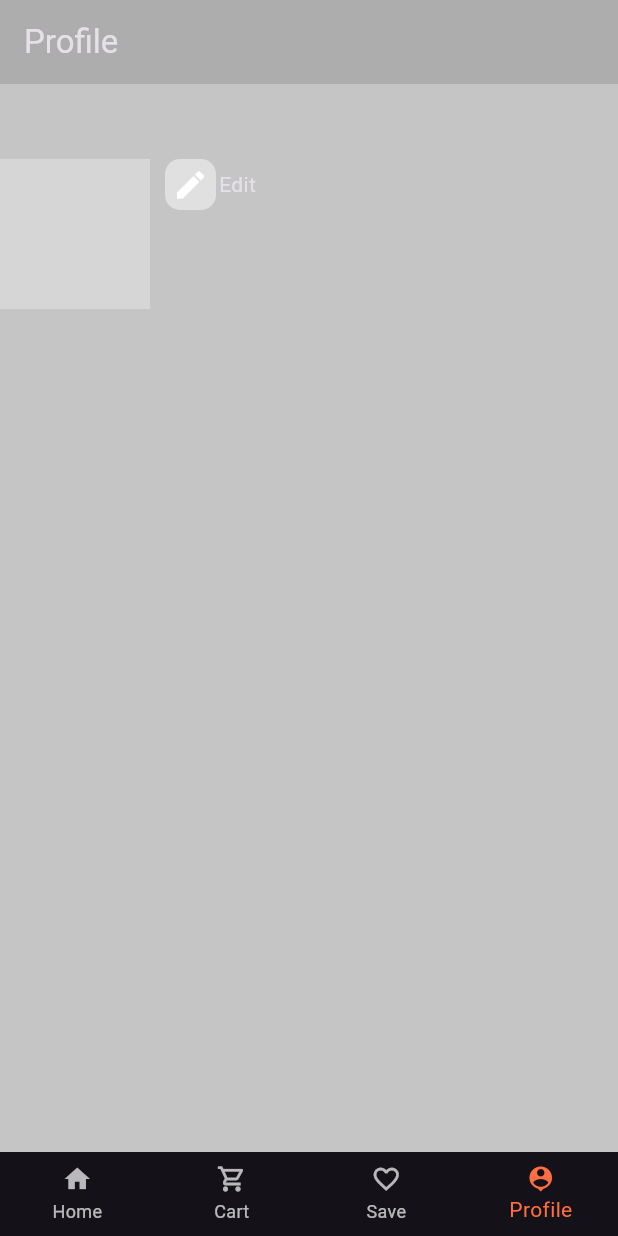
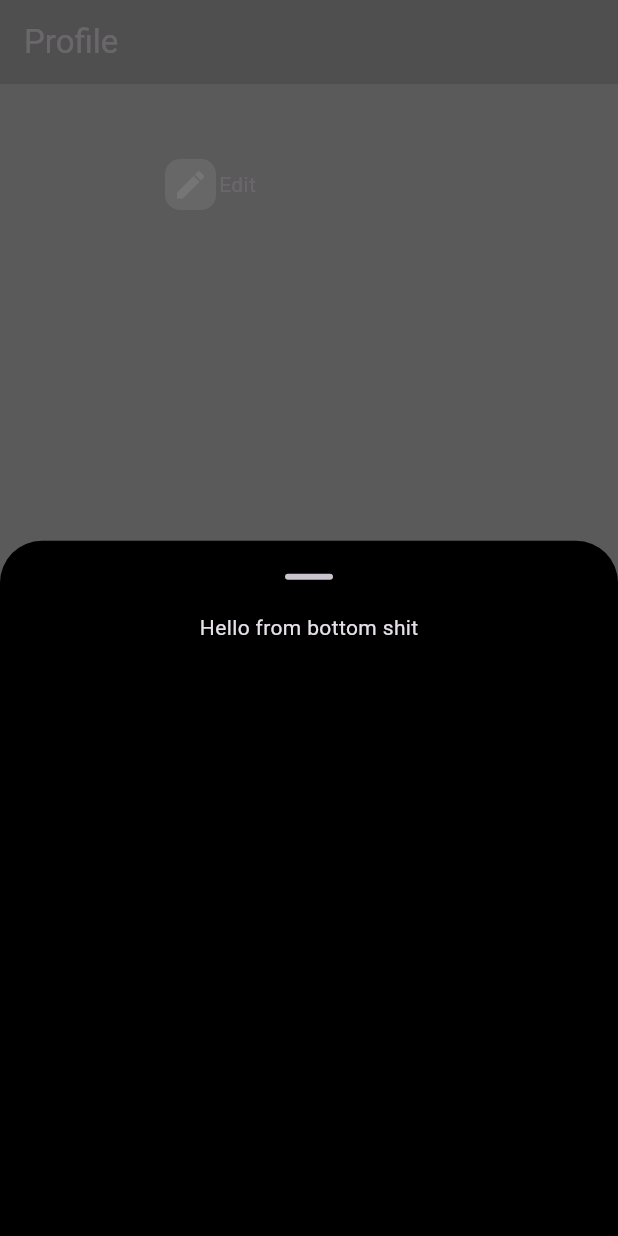
Before and after one commit to JoshuaOzibo/modern_food_app, a Flutter app: the screen it shows after launch, item 4 of the bottom bar chosen, after a tap on "Edit", on a phone screen of 412 x 824 dp. Run offline on Flutter 3.47's test engine with Material 3 defaults, Android fonts, the phone set to English and light mode, and no system bars; our stand-ins replace cached_network_image, dio, flutter_dotenv, flutter_map, flutter_swipe_action_cell, fpdart and 8 more; missing offline and left inert: dart:ffi; accounts and stored records are empty; network calls fail; grey boxes are pictures that could not be loaded.

Commit message:
small updated on profile page

```diff
--- a/lib/features/favorite/screen/favorite_screen.dart
+++ b/lib/features/favorite/screen/favorite_screen.dart
@@ -25,9 +25,7 @@ class FavoriteScreen extends StatelessWidget {
           if (vm.favoriteList.isEmpty)
             Expanded(
               child: Center(
-          child: EmptyState(
-            message: 'Favorite List is empty',
-          ),
+                child: EmptyState(message: 'Favorite List is empty'),
               ),
             ),
 
@@ -53,7 +51,6 @@ class FavoriteScreen extends StatelessWidget {
             ),
         ],
       ),
-
     );
   }
 }
--- a/lib/features/profile/screen/profile_screen.dart
+++ b/lib/features/profile/screen/profile_screen.dart
@@ -24,9 +24,24 @@ class ProfileScreen extends StatelessWidget {
                 fit: BoxFit.cover,
               ),
             ),
-            Column(
+            GestureDetector(
+              onTap: () {
+                    showModalBottomSheet(
+                      elevation: 0,
+                      showDragHandle: true,
+                      backgroundColor: Colors.black,
+                      context: context, builder: (context){
+                      return Column(
                         children: [
-                Row(
+                               Center(
+                          child: Text('Hello from bottom shit'),
+                        ),
+                        ],
+                      );
+                    });
+
+                  },
+              child: Row(
                 crossAxisAlignment: CrossAxisAlignment.center,
                 spacing: 2,
                 children: [
@@ -38,23 +53,9 @@ class ProfileScreen extends StatelessWidget {
                     ),
                     child: Icon(Icons.edit),
                   ),
-                    GestureDetector(
-                      onTap: () {
-                        BottomSheet(
-                          backgroundColor: Colors.brown,
-                          onClosing: (){}, builder: (context){
-                          return SizedBox(
-                            height: 200,
-                            child: Center(
-                              child: Text('Hello from bottom shit'),
-                            ),
-                          );
-                        });
-                      },
-                      child: Text('Edit')),
+                  Text('Edit'),
                 ],
               ),
-              ],
             ),
           ],
         ),
```
Lines whose indentation alone changed are shown as unchanged.
